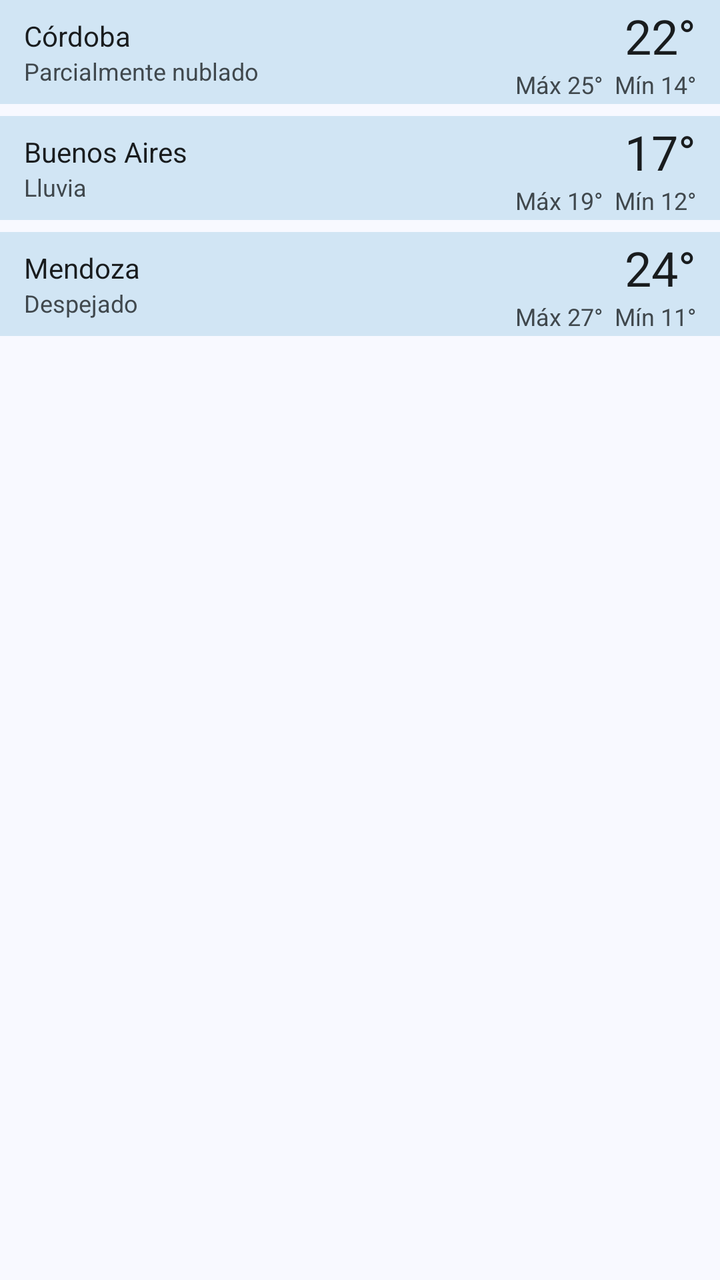
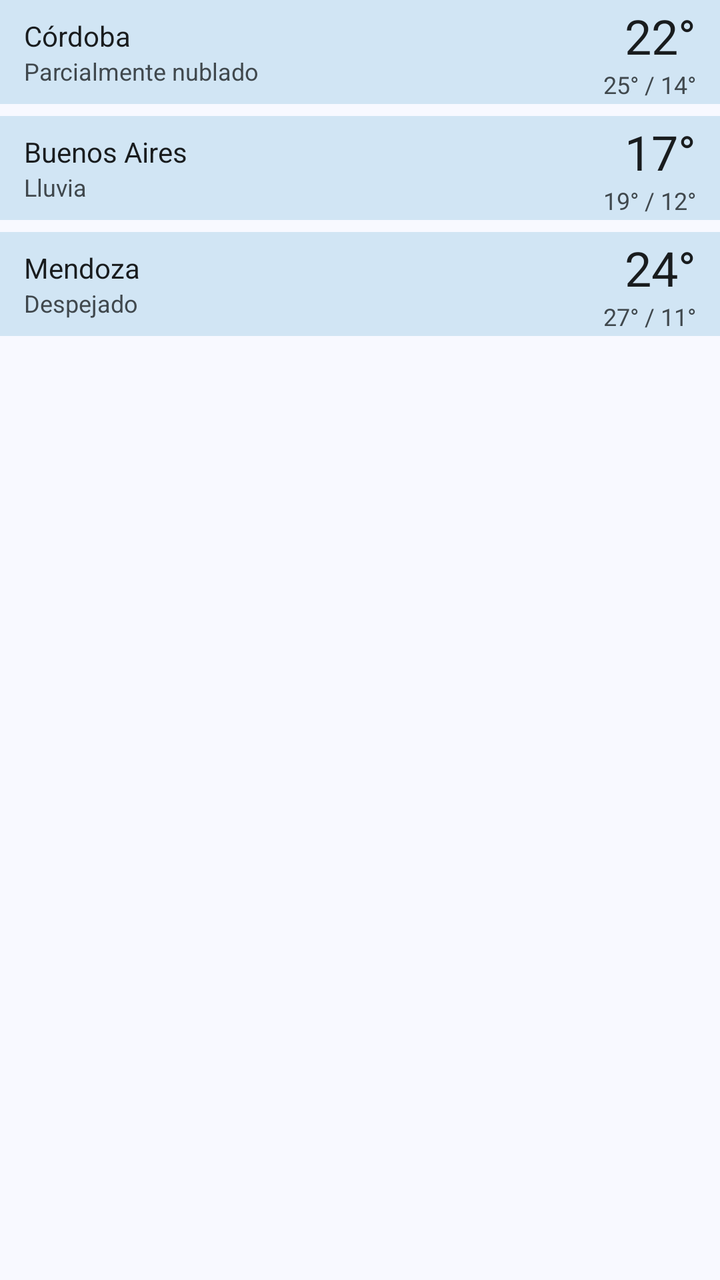

Screens rendered from an Android XML layout before and after an edit, with the pre-edit source and the edit as a unified diff.
<!-- AndroidManifest.xml: application theme Theme.Clima -->
<!-- res/layout/widget_preview_ciudades.xml -->
<?xml version="1.0" encoding="utf-8"?>
<LinearLayout xmlns:android="http://schemas.android.com/apk/res/android"
    android:layout_width="match_parent"
    android:layout_height="match_parent"
    android:orientation="vertical">

    <LinearLayout
        android:layout_width="match_parent"
        android:layout_height="52dp"
        android:layout_marginBottom="6dp"
        android:background="@color/preview_chip"
        android:gravity="center_vertical"
        android:orientation="horizontal"
        android:paddingHorizontal="12dp">

        <LinearLayout
            android:layout_width="0dp"
            android:layout_height="wrap_content"
            android:layout_weight="1"
            android:orientation="vertical">

            <TextView
            android:layout_width="wrap_content"
            android:layout_height="wrap_content"
            android:maxLines="1"
            android:text="Córdoba"
            android:textColor="@color/preview_text"
            android:textSize="14sp" />

            <TextView
            android:layout_width="wrap_content"
            android:layout_height="wrap_content"
            android:maxLines="1"
            android:text="Parcialmente nublado"
            android:textColor="@color/preview_text_variant"
            android:textSize="12sp" />
        </LinearLayout>

        <LinearLayout
            android:layout_width="wrap_content"
            android:layout_height="wrap_content"
            android:gravity="end"
            android:orientation="vertical">

            <TextView
            android:layout_width="wrap_content"
            android:layout_height="wrap_content"
            android:text="22°"
            android:textColor="@color/preview_text"
            android:textSize="24sp" />

            <TextView
            android:layout_width="wrap_content"
            android:layout_height="wrap_content"
            android:text="Máx 25°  Mín 14°"
            android:textColor="@color/preview_text_variant"
            android:textSize="12sp" />
        </LinearLayout>
    </LinearLayout>

    <LinearLayout
        android:layout_width="match_parent"
        android:layout_height="52dp"
        android:layout_marginBottom="6dp"
        android:background="@color/preview_chip"
        android:gravity="center_vertical"
        android:orientation="horizontal"
        android:paddingHorizontal="12dp">

        <LinearLayout
            android:layout_width="0dp"
            android:layout_height="wrap_content"
            android:layout_weight="1"
            android:orientation="vertical">

            <TextView
            android:layout_width="wrap_content"
            android:layout_height="wrap_content"
            android:maxLines="1"
            android:text="Buenos Aires"
            android:textColor="@color/preview_text"
            android:textSize="14sp" />

            <TextView
            android:layout_width="wrap_content"
            android:layout_height="wrap_content"
            android:maxLines="1"
            android:text="Lluvia"
            android:textColor="@color/preview_text_variant"
            android:textSize="12sp" />
        </LinearLayout>

        <LinearLayout
            android:layout_width="wrap_content"
            android:layout_height="wrap_content"
            android:gravity="end"
            android:orientation="vertical">

            <TextView
            android:layout_width="wrap_content"
            android:layout_height="wrap_content"
            android:text="17°"
            android:textColor="@color/preview_text"
            android:textSize="24sp" />

            <TextView
            android:layout_width="wrap_content"
            android:layout_height="wrap_content"
            android:text="Máx 19°  Mín 12°"
            android:textColor="@color/preview_text_variant"
            android:textSize="12sp" />
        </LinearLayout>
    </LinearLayout>

    <LinearLayout
        android:layout_width="match_parent"
        android:layout_height="52dp"
        android:layout_marginBottom="6dp"
        android:background="@color/preview_chip"
        android:gravity="center_vertical"
        android:orientation="horizontal"
        android:paddingHorizontal="12dp">

        <LinearLayout
            android:layout_width="0dp"
            android:layout_height="wrap_content"
            android:layout_weight="1"
            android:orientation="vertical">

            <TextView
            android:layout_width="wrap_content"
            android:layout_height="wrap_content"
            android:maxLines="1"
            android:text="Mendoza"
            android:textColor="@color/preview_text"
            android:textSize="14sp" />

            <TextView
            android:layout_width="wrap_content"
            android:layout_height="wrap_content"
            android:maxLines="1"
            android:text="Despejado"
            android:textColor="@color/preview_text_variant"
            android:textSize="12sp" />
        </LinearLayout>

        <LinearLayout
            android:layout_width="wrap_content"
            android:layout_height="wrap_content"
            android:gravity="end"
            android:orientation="vertical">

            <TextView
            android:layout_width="wrap_content"
            android:layout_height="wrap_content"
            android:text="24°"
            android:textColor="@color/preview_text"
            android:textSize="24sp" />

            <TextView
            android:layout_width="wrap_content"
            android:layout_height="wrap_content"
            android:text="Máx 27°  Mín 11°"
            android:textColor="@color/preview_text_variant"
            android:textSize="12sp" />
        </LinearLayout>
    </LinearLayout>
</LinearLayout>
<!-- resources referenced by this layout -->
<resources>
  <color name="preview_chip">#FFD9E3F8</color>
  <color name="preview_text">#FF1A1C20</color>
  <color name="preview_text_variant">#FF44474E</color>
  <style name="Theme.Clima" parent="android:Theme.Material.Light.NoActionBar">
          <item name="android:windowBackground">@color/window_background</item>
      </style>
  <color name="window_background">#FFF8F9FF</color>
</resources>

<!-- the commit's change to res/layout/widget_preview_ciudades.xml (unified diff, before → after) -->
@@ -22,6 +22,7 @@
             <TextView
             android:layout_width="wrap_content"
             android:layout_height="wrap_content"
+            android:ellipsize="end"
             android:maxLines="1"
             android:text="Córdoba"
             android:textColor="@color/preview_text"
@@ -30,6 +31,7 @@
             <TextView
             android:layout_width="wrap_content"
             android:layout_height="wrap_content"
+            android:ellipsize="end"
             android:maxLines="1"
             android:text="Parcialmente nublado"
             android:textColor="@color/preview_text_variant"
@@ -52,7 +54,7 @@
             <TextView
             android:layout_width="wrap_content"
             android:layout_height="wrap_content"
-            android:text="Máx 25°  Mín 14°"
+            android:text="25° / 14°"
             android:textColor="@color/preview_text_variant"
             android:textSize="12sp" />
         </LinearLayout>
@@ -76,6 +78,7 @@
             <TextView
             android:layout_width="wrap_content"
             android:layout_height="wrap_content"
+            android:ellipsize="end"
             android:maxLines="1"
             android:text="Buenos Aires"
             android:textColor="@color/preview_text"
@@ -84,6 +87,7 @@
             <TextView
             android:layout_width="wrap_content"
             android:layout_height="wrap_content"
+            android:ellipsize="end"
             android:maxLines="1"
             android:text="Lluvia"
             android:textColor="@color/preview_text_variant"
@@ -106,7 +110,7 @@
             <TextView
             android:layout_width="wrap_content"
             android:layout_height="wrap_content"
-            android:text="Máx 19°  Mín 12°"
+            android:text="19° / 12°"
             android:textColor="@color/preview_text_variant"
             android:textSize="12sp" />
         </LinearLayout>
@@ -130,6 +134,7 @@
             <TextView
             android:layout_width="wrap_content"
             android:layout_height="wrap_content"
+            android:ellipsize="end"
             android:maxLines="1"
             android:text="Mendoza"
             android:textColor="@color/preview_text"
@@ -138,6 +143,7 @@
             <TextView
             android:layout_width="wrap_content"
             android:layout_height="wrap_content"
+            android:ellipsize="end"
             android:maxLines="1"
             android:text="Despejado"
             android:textColor="@color/preview_text_variant"
@@ -160,7 +166,7 @@
             <TextView
             android:layout_width="wrap_content"
             android:layout_height="wrap_content"
-            android:text="Máx 27°  Mín 11°"
+            android:text="27° / 11°"
             android:textColor="@color/preview_text_variant"
             android:textSize="12sp" />
         </LinearLayout>
